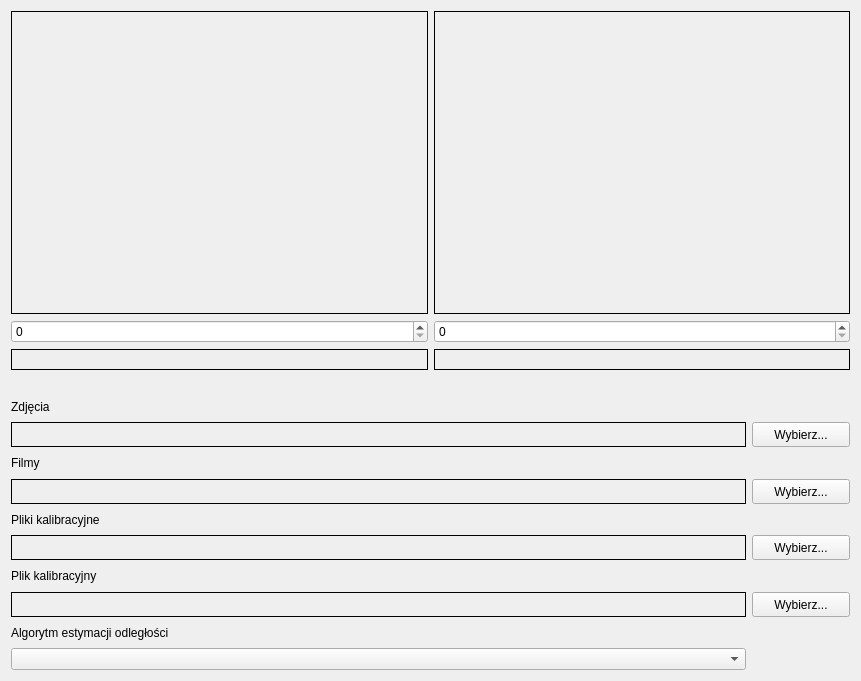
Before: the Qt Designer form StereoVision/widgetsettings.ui in dzikipasterz/StareoVision, drawn with Qt 5.
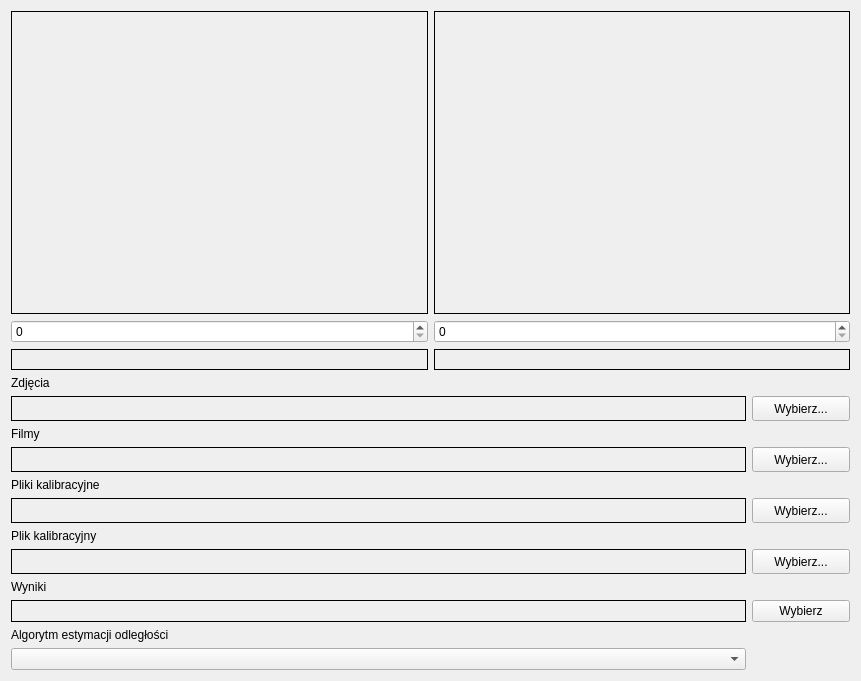
After: the same form once the commit is applied.

Diff of the .ui file:
```diff
--- a/StereoVision/widgetsettings.ui
+++ b/StereoVision/widgetsettings.ui
@@ -158,22 +158,6 @@
      </item>
     </layout>
    </item>
-   <item>
-    <spacer name="verticalSpacer_2">
-     <property name="orientation">
-      <enum>Qt::Vertical</enum>
-     </property>
-     <property name="sizeType">
-      <enum>QSizePolicy::Minimum</enum>
-     </property>
-     <property name="sizeHint" stdset="0">
-      <size>
-       <width>20</width>
-       <height>21</height>
-      </size>
-     </property>
-    </spacer>
-   </item>
    <item>
     <layout class="QGridLayout" name="gridLayout_5">
      <item row="8" column="0">
@@ -208,7 +192,7 @@
        </property>
       </widget>
      </item>
-     <item row="11" column="0">
+     <item row="13" column="0">
       <widget class="QComboBox" name="comboBoxAlgorithm">
        <property name="editable">
         <bool>false</bool>
@@ -348,7 +332,7 @@
        </property>
       </widget>
      </item>
-     <item row="10" column="0">
+     <item row="12" column="0">
       <widget class="QLabel" name="labelAlgorithmLabel">
        <property name="maximumSize">
         <size>
@@ -415,6 +399,42 @@
        </property>
       </widget>
      </item>
+     <item row="11" column="1">
+      <widget class="QPushButton" name="pushButtonSelectResultsDir">
+       <property name="maximumSize">
+        <size>
+         <width>100</width>
+         <height>24</height>
+        </size>
+       </property>
+       <property name="text">
+        <string>Wybierz</string>
+       </property>
+      </widget>
+     </item>
+     <item row="10" column="0">
+      <widget class="QLabel" name="label">
+       <property name="text">
+        <string>Wyniki</string>
+       </property>
+      </widget>
+     </item>
+     <item row="11" column="0">
+      <widget class="QLabel" name="labelResultDir">
+       <property name="maximumSize">
+        <size>
+         <width>16777215</width>
+         <height>25</height>
+        </size>
+       </property>
+       <property name="frameShape">
+        <enum>QFrame::Box</enum>
+       </property>
+       <property name="text">
+        <string/>
+       </property>
+      </widget>
+     </item>
     </layout>
    </item>
   </layout>
```
